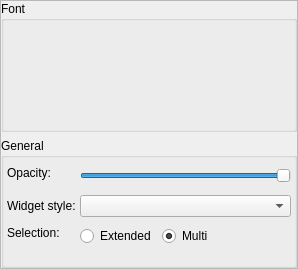
First picture: the form in src/gui/components/settingsguicomponent.ui, repository swift-project/pilotclient, before the edit.
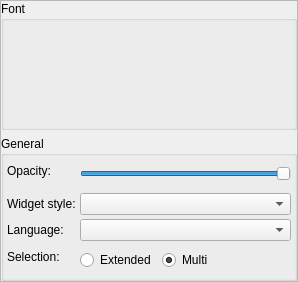
Second picture: the form after the edit. Custom widgets are drawn as their Qt base class.

What changed in the file:
```diff
--- a/src/gui/components/settingsguicomponent.ui
+++ b/src/gui/components/settingsguicomponent.ui
@@ -139,13 +139,23 @@
        <widget class="QComboBox" name="cb_SettingsGuiWidgetStyle"/>
       </item>
       <item row="3" column="0">
+       <widget class="QLabel" name="lbl_SettingsGuiLanguage">
+        <property name="text">
+         <string>Language:</string>
+        </property>
+       </widget>
+      </item>
+      <item row="3" column="1">
+       <widget class="QComboBox" name="cb_SettingsGuiLanguage"/>
+      </item>
+      <item row="4" column="0">
        <widget class="QLabel" name="lbl_PreferredMultiSelect">
         <property name="text">
          <string>Selection:</string>
         </property>
        </widget>
       </item>
-      <item row="3" column="1">
+      <item row="4" column="1">
        <widget class="QWidget" name="wi_PreferredSelection" native="true">
         <layout class="QHBoxLayout" name="hl_PreferredMultiSelect">
          <property name="leftMargin">
```
